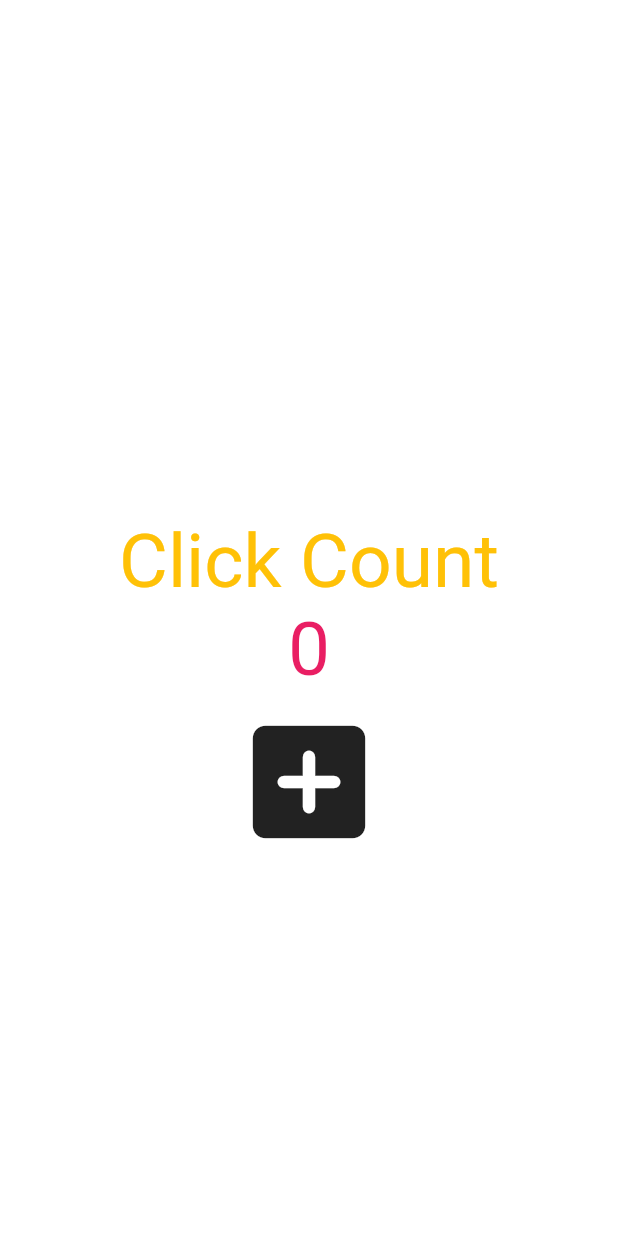
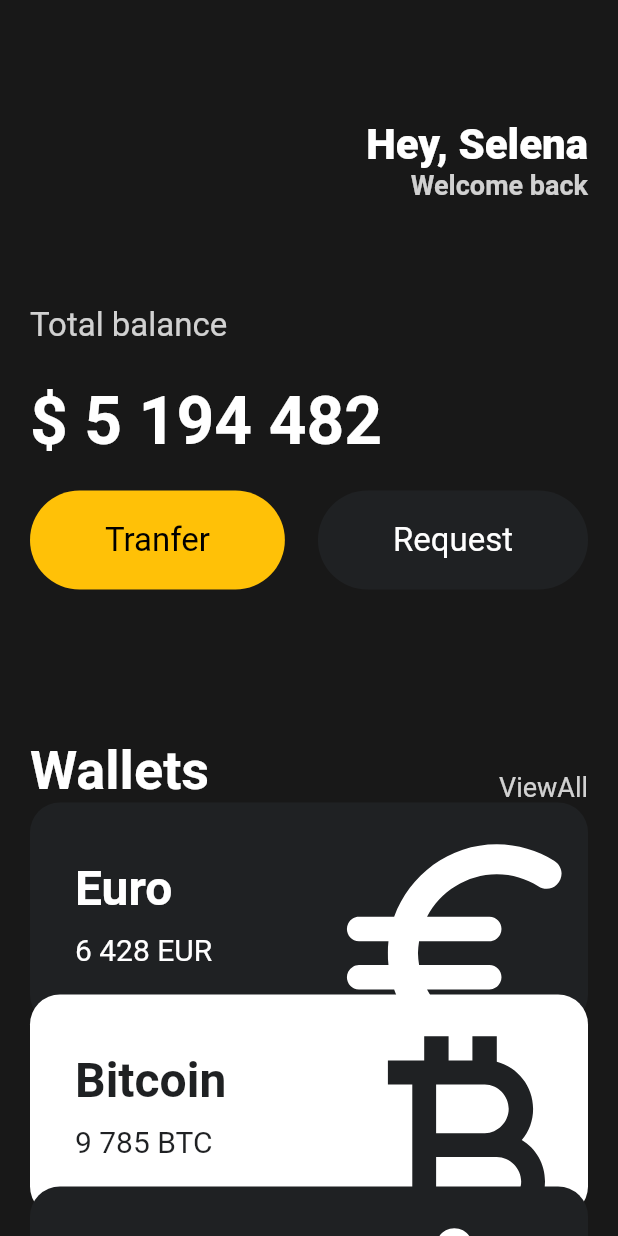
Before and after one commit to insubkim/Hello_Flutter, a Flutter app: the screen it shows after launch, on a phone screen of 412 x 824 dp. Run offline on Flutter 3.47's test engine with Material 2 defaults, Android fonts, the phone set to English and light mode, and no system bars.

Commit message:
Revert "feat : stateless widget with button"
This reverts commit 3b9a46ac693bbcc7cb76a415f5232b683134fa9a.

```diff
--- a/lib/main.dart
+++ b/lib/main.dart
@@ -1,4 +1,6 @@
 import 'package:flutter/material.dart';
+import 'package:toonflix/widgets/button.dart';
+import 'package:toonflix/widgets/currency_card.dart';
 
 class Player {
   String? name;
@@ -11,42 +13,141 @@ void main() {
   runApp(const App());
 }
 
-class App extends StatefulWidget {
+class App extends StatelessWidget {
   const App({super.key});
-
-  @override
-  State<App> createState() => _AppState();
-}
-
-class _AppState extends State<App> {
-  int counter = 0;
-
-  void onPressed() {
-    counter = counter + 1;
-  }
 
   @override
   Widget build(BuildContext context) {
     return MaterialApp(
       home: Scaffold(
-        backgroundColor: const Color(0xFFFFFFFF),
-        body: Center(
+        backgroundColor: const Color(0xFF181818),
+        body: SingleChildScrollView(
+          padding: const EdgeInsets.symmetric(
+            horizontal: 20,
+          ),
           child: Column(
-            mainAxisAlignment: MainAxisAlignment.center,
+            crossAxisAlignment: CrossAxisAlignment.start,
             children: [
               const SizedBox(
-                height: 100,
+                height: 80,
+              ),
+              Row(
+                mainAxisAlignment: MainAxisAlignment.end,
+                children: [
+                  Column(
+                    crossAxisAlignment: CrossAxisAlignment.end,
+                    children: [
+                      const Text(
+                        'Hey, Selena',
+                        style: TextStyle(
+                          color: Colors.white,
+                          fontSize: 28,
+                          fontWeight: FontWeight.w800,
+                        ),
+                      ),
+                      Text(
+                        'Welcome back',
+                        style: TextStyle(
+                          color: Colors.white.withOpacity(0.8),
+                          fontSize: 18,
+                          fontWeight: FontWeight.bold,
+                        ),
+                      ),
+                    ],
+                  ),
+                ],
+              ),
+              const SizedBox(
+                height: 70,
+              ),
+              Text(
+                'Total balance',
+                style: TextStyle(
+                  fontSize: 22,
+                  color: Colors.white.withOpacity(0.8),
+                ),
+              ),
+              const SizedBox(
+                height: 25,
               ),
               const Text(
-                'Click Count',
-                style: TextStyle(color: Colors.amber, fontSize: 50),
+                '\$ 5 194 482',
+                style: TextStyle(
+                  fontSize: 44,
+                  fontWeight: FontWeight.w600,
+                  color: Colors.white,
+                ),
               ),
-              Text('$counter',
-                  style: const TextStyle(color: Colors.pink, fontSize: 50)),
-              IconButton(
-                  iconSize: 100,
-                  onPressed: onPressed,
-                  icon: const Icon(Icons.add_box_rounded)),
+              const SizedBox(
+                height: 20,
+              ),
+              const Row(
+                mainAxisAlignment: MainAxisAlignment.spaceBetween,
+                children: [
+                  Button(
+                      text: 'Tranfer',
+                      bgColor: Colors.amber,
+                      textColor: Colors.black),
+                  Button(
+                      text: 'Request',
+                      bgColor: Color(0xFF1F2123),
+                      textColor: Colors.white),
+                ],
+              ),
+              const SizedBox(height: 100),
+              Row(
+                crossAxisAlignment: CrossAxisAlignment.end,
+                mainAxisAlignment: MainAxisAlignment.spaceBetween,
+                children: [
+                  const Text(
+                    'Wallets',
+                    style: TextStyle(
+                      color: Colors.white,
+                      fontSize: 36,
+                      fontWeight: FontWeight.w600,
+                    ),
+                  ),
+                  Text(
+                    'ViewAll',
+                    style: TextStyle(
+                      color: Colors.white.withOpacity(0.8),
+                      fontSize: 18,
+                    ),
+                  )
+                ],
+              ),
+              const CurrencyCard(
+                name: 'Euro',
+                code: 'EUR',
+                amount: '6 428',
+                icon: Icons.euro_rounded,
+                isInverted: false,
+                order: 0,
+              ),
+              const CurrencyCard(
+                name: 'Bitcoin',
+                code: 'BTC',
+                amount: '9 785',
+                icon: Icons.currency_bitcoin,
+                isInverted: true,
+                order: 1,
+              ),
+              const CurrencyCard(
+                name: 'Dallar',
+                code: 'USD',
+                amount: '428',
+                icon: Icons.attach_money_rounded,
+                isInverted: false,
+                order: 2,
+              ),
+              const CurrencyCard(
+                name: 'WON',
+                code: 'WON',
+                amount: '123',
+                icon: Icons.money,
+                isInverted: true,
+                order: 3,
+              ),
             ],
           ),
         ),
```
